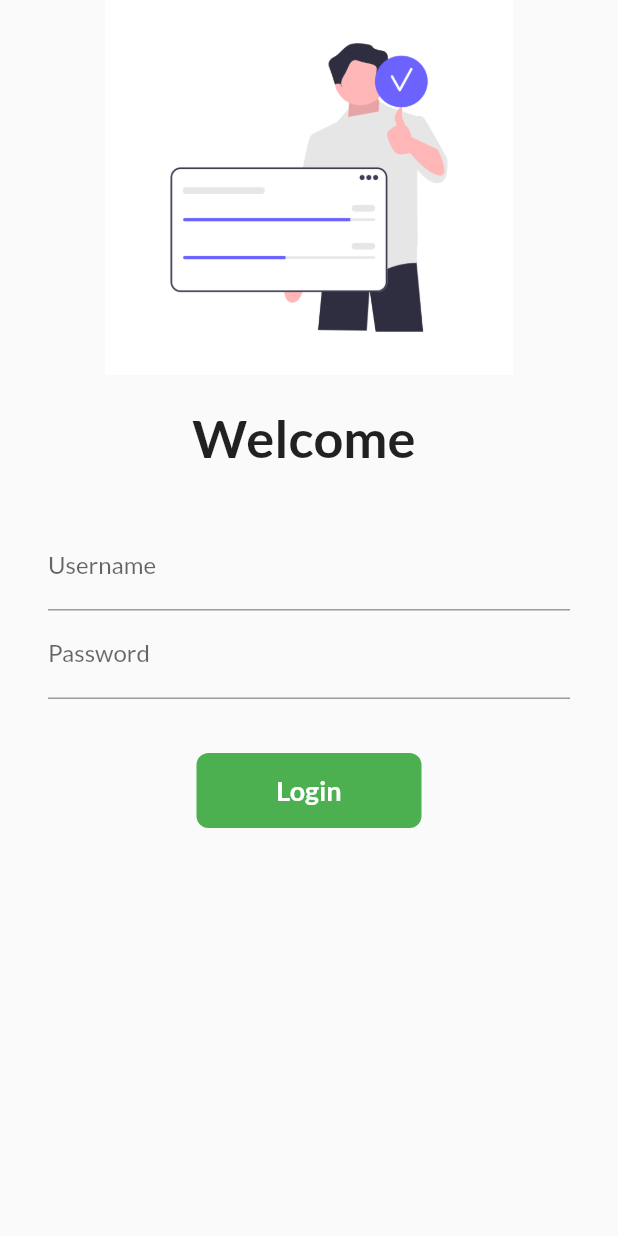
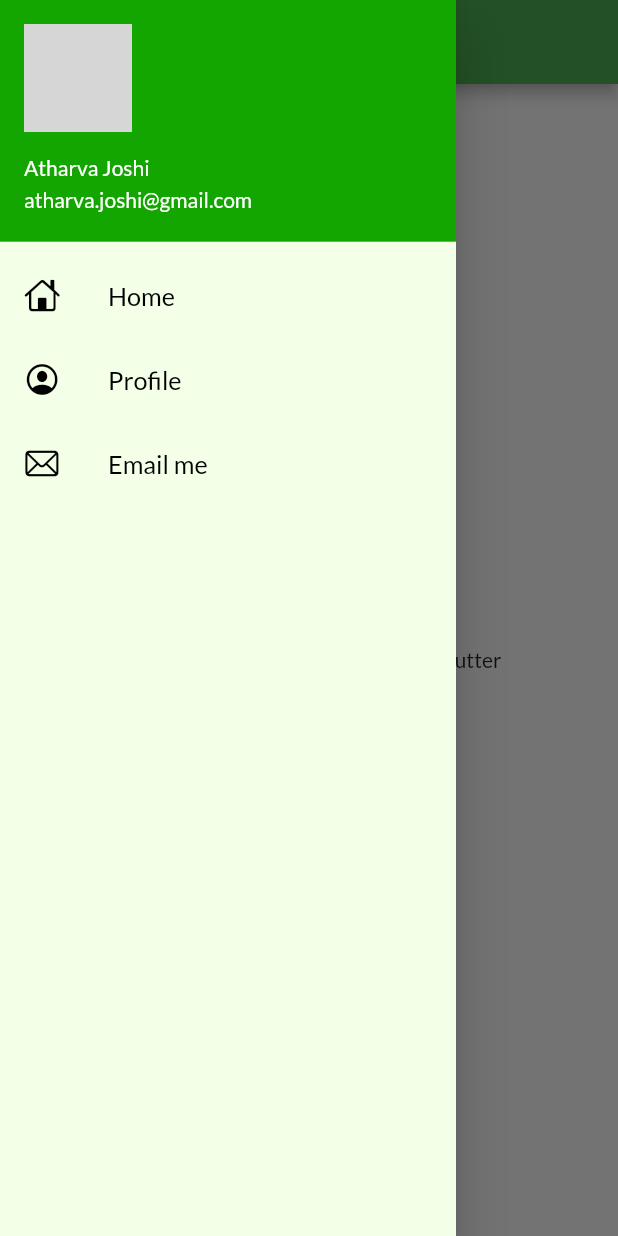
Before and after one commit to atharvajoshi1007/Flutter, a Flutter app: the screen it shows after launch, with the side drawer open (before the commit the screen has no drawer), on a phone screen of 412 x 824 dp. Run offline on Flutter 3.47's test engine with Material 2 defaults, Android fonts, the phone set to English and light mode, and no system bars; our stand-ins replace google_fonts; network calls fail; grey boxes are pictures that could not be loaded.

Commit message:
day 9 completed

```diff
--- a/flutter_catalog/lib/Pages/home_page.dart
+++ b/flutter_catalog/lib/Pages/home_page.dart
@@ -1,4 +1,6 @@
 import 'package:flutter/material.dart';
+
+import '../widgets/drawer.dart';
 
 class HomePage extends StatelessWidget {
   int days = 30;
@@ -14,7 +16,7 @@ class HomePage extends StatelessWidget {
           child: Text("Welcome $name to $days days to Flutter"),
         ),
       ),
-      drawer: Drawer(),
+      drawer: MyDrawer(),
     );
   }
 }
--- a/flutter_catalog/lib/main.dart
+++ b/flutter_catalog/lib/main.dart
@@ -17,8 +17,9 @@ class MyApp extends StatelessWidget {
         primarySwatch: Colors.green,
         fontFamily: GoogleFonts.lato().fontFamily,
       ),
+      debugShowCheckedModeBanner: false,
       darkTheme: ThemeData(brightness: Brightness.dark),
-      initialRoute: "/login",
+      initialRoute: MyRoutes.homeRoute,
       routes: {
         "/": (context) => LoginPage(),
         MyRoutes.homeRoute: (context) => HomePage(),
--- /dev/null
+++ b/flutter_catalog/lib/widgets/drawer.dart
@@ -0,0 +1,73 @@
+import 'package:flutter/cupertino.dart';
+import 'package:flutter/material.dart';
+
+class MyDrawer extends StatelessWidget {
+  @override
+  Widget build(BuildContext context) {
+    final imageUrl =
+        "https://media-exp1.licdn.com/dms/image/C4E03AQFwSQkB6rG6mw/profile-displayphoto-shrink_800_800/0/1633667147853?e=1660780800&v=beta&t=M0vBprqJLE36zp-6g0Mht_-28j1zg9GiE_CqXPk3zMk";
+
+    return Drawer(
+      child: Container(
+        color: Color.fromARGB(255, 244, 255, 231),
+        child: ListView(
+          padding: EdgeInsets.zero,
+          children: [
+            DrawerHeader(
+              padding: EdgeInsets.zero,
+              child: UserAccountsDrawerHeader(
+                margin: EdgeInsets.zero,
+                decoration:
+                    BoxDecoration(color: Color.fromARGB(255, 19, 165, 0)),
+                accountName: Text("Atharva Joshi"),
+                accountEmail: Text("atharva.joshi@gmail.com"),
+                currentAccountPicture: CircleAvatar(
+                  backgroundImage: NetworkImage(imageUrl),
+                ),
+              ),
+            ),
+            ListTile(
+              leading: Icon(
+                CupertinoIcons.home,
+                color: Colors.black,
+              ),
+              title: Text(
+                "Home",
+                textScaleFactor: 1.2,
+                style: TextStyle(
+                  color: Colors.black,
+                ),
+              ),
+            ),
+            ListTile(
+              leading: Icon(
+                CupertinoIcons.profile_circled,
+                color: Colors.black,
+              ),
+              title: Text(
+                "Profile",
+                textScaleFactor: 1.2,
+                style: TextStyle(
+                  color: Colors.black,
+                ),
+              ),
+            ),
+            ListTile(
+              leading: Icon(
+                CupertinoIcons.mail,
+                color: Colors.black,
+              ),
+              title: Text(
+                "Email me",
+                textScaleFactor: 1.2,
+                style: TextStyle(
+                  color: Colors.black,
+                ),
+              ),
+            ),
+          ],
+        ),
+      ),
+    );
+  }
+}
```
